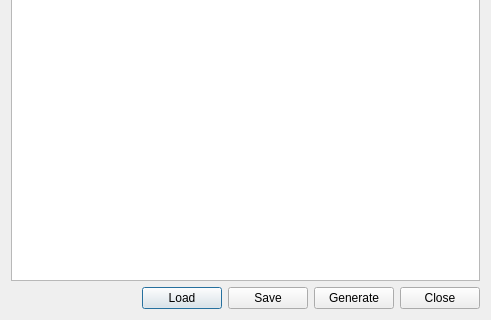
This is modules/DeviceGenerator/csggenerator.ui in viennamos/viennamos-dev as Qt 5 draws it before an edit; both pictures show x 0 to 491 and y 200 to 520 of the 491 by 520 pixel window. The edited form follows.
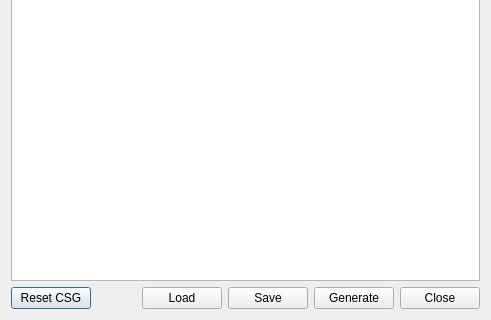
This is the edited form.

Diff of the .ui file:
```diff
--- a/modules/DeviceGenerator/csggenerator.ui
+++ b/modules/DeviceGenerator/csggenerator.ui
@@ -14,10 +14,17 @@
    <string>Dialog</string>
   </property>
   <layout class="QGridLayout" name="gridLayout">
-   <item row="0" column="0" colspan="5">
+   <item row="0" column="0" colspan="6">
     <widget class="QTextEdit" name="textEditCSG"/>
    </item>
    <item row="1" column="0">
+    <widget class="QPushButton" name="pushButtonReset">
+     <property name="text">
+      <string>Reset CSG</string>
+     </property>
+    </widget>
+   </item>
+   <item row="1" column="1">
     <spacer name="horizontalSpacer">
      <property name="orientation">
       <enum>Qt::Horizontal</enum>
@@ -30,28 +37,28 @@
      </property>
     </spacer>
    </item>
-   <item row="1" column="1">
+   <item row="1" column="2">
     <widget class="QPushButton" name="pushButtonLoad">
      <property name="text">
       <string>Load</string>
      </property>
     </widget>
    </item>
-   <item row="1" column="2">
+   <item row="1" column="3">
     <widget class="QPushButton" name="pushButtonSave">
      <property name="text">
       <string>Save</string>
      </property>
     </widget>
    </item>
-   <item row="1" column="3">
+   <item row="1" column="4">
     <widget class="QPushButton" name="pushButtonGenerate">
      <property name="text">
       <string>Generate</string>
      </property>
     </widget>
    </item>
-   <item row="1" column="4">
+   <item row="1" column="5">
     <widget class="QPushButton" name="pushButtonClose">
      <property name="text">
       <string>Close</string>
```
